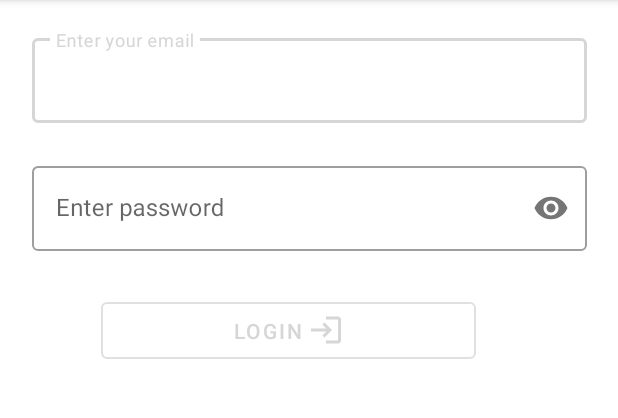
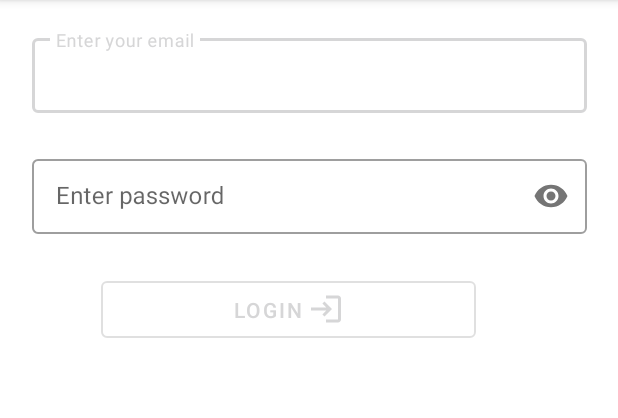
Before and after one commit to GlacierPower/Second_Android_Project, an Android app: the screen it shows after launch (MainActivity), on a phone screen of 412 x 824 dp, the part 84-502 px from its top. Run offline under Robolectric (Android 15) with nearby library versions, the phone set to English and light mode, and no system bars.

Commit message:
Fixed bugs

```diff
--- a/app/src/main/res/layout/activity_main.xml
+++ b/app/src/main/res/layout/activity_main.xml
@@ -10,7 +10,7 @@
         android:id="@+id/inputEmail"
         style="@style/Widget.MaterialComponents.TextInputLayout.OutlinedBox"
         android:layout_width="370dp"
-        android:layout_height="70dp"
+        android:layout_height="75dp"
         android:layout_marginTop="20dp"
         android:hint="@string/enter_your_email"
         app:errorEnabled="true"
@@ -22,7 +22,7 @@
         <com.google.android.material.textfield.TextInputEditText
             android:id="@+id/email"
             android:layout_width="match_parent"
-            android:layout_height="wrap_content"
+            android:layout_height="50dp"
             android:inputType="text|textCapSentences"
             android:maxLines="1" />
     </com.google.android.material.textfield.TextInputLayout>
@@ -31,8 +31,8 @@
         android:id="@+id/inputPass"
         style="@style/Widget.MaterialComponents.TextInputLayout.OutlinedBox"
         android:layout_width="370dp"
-        android:layout_height="70dp"
-        android:layout_marginTop="15dp"
+        android:layout_height="75dp"
+        android:layout_marginTop="5dp"
         android:hint="@string/enter_password"
         app:errorEnabled="true"
         app:helperTextEnabled="true"
@@ -45,7 +45,7 @@
         <com.google.android.material.textfield.TextInputEditText
             android:id="@+id/password"
             android:layout_width="match_parent"
-            android:layout_height="wrap_content"
+            android:layout_height="50dp"
             android:inputType="textPassword" />
     </com.google.android.material.textfield.TextInputLayout>
 
@@ -54,7 +54,7 @@
         style="@style/Widget.MaterialComponents.Button.OutlinedButton"
         android:layout_width="250dp"
         android:layout_height="50dp"
-        android:layout_marginTop="20dp"
+        android:layout_marginTop="5dp"
         android:text="@string/login"
         app:icon="@drawable/log"
         app:iconGravity="textEnd"
```
